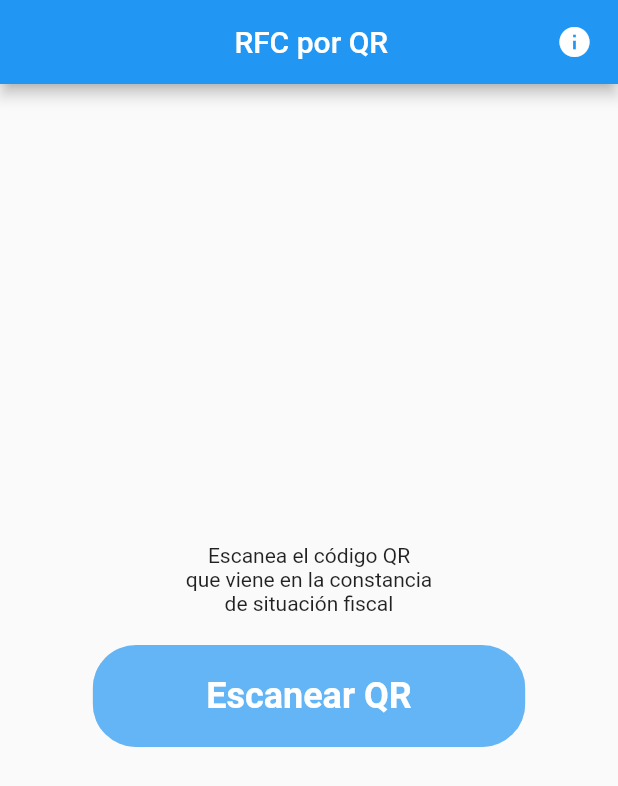
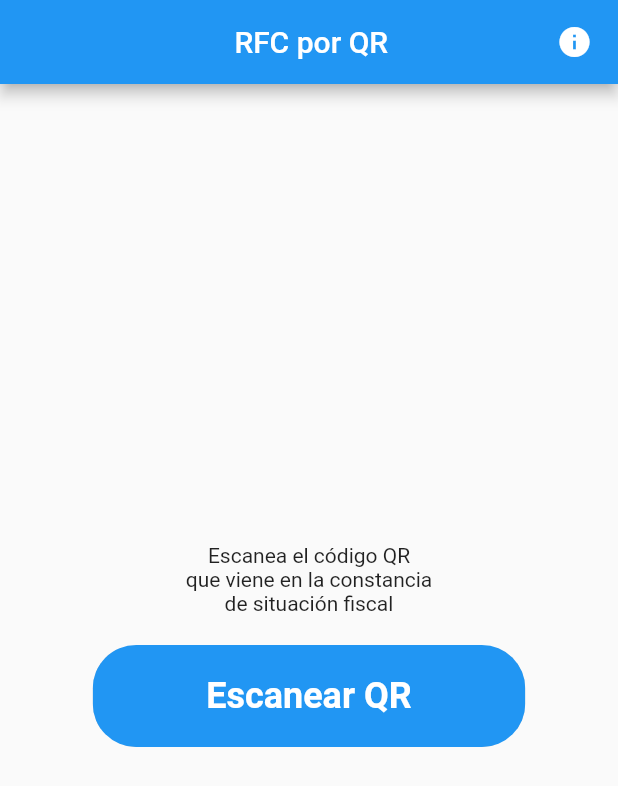
Before and after one commit to OscarTinajero117/rfc_sat_web_scraping, a Flutter app: the screen it shows after launch, after a tap on "Escanear QR", on a phone screen of 412 x 824 dp. Shown: the top 786 px of the screen. Run offline on Flutter 3.47's test engine with Material 2 defaults, Android fonts, the phone set to English and light mode, and no system bars; our stand-ins replace get, permission_handler, share_plus; missing offline and left inert: beautiful_soup_dart, qrscan.

Commit message:
cambios de versión y solución de botón

```diff
--- a/lib/app/core/utils/dependency_injection.dart
+++ b/lib/app/core/utils/dependency_injection.dart
@@ -1,4 +1,6 @@
-// import 'package:get/get.dart';
+import 'package:get/get.dart';
+
+import '../../modules/home/home_controller.dart';
 
 class DependencyInjection {
   static void init() {
@@ -13,5 +15,11 @@ class DependencyInjection {
     //   () => DireccionesRepository(),
     //   fenix: true,
     // );
+
+    ///Controllers
+    Get.lazyPut<HomeController>(
+      () => HomeController(),
+      fenix: true,
+    );
   }
 }
--- a/lib/app/global_widgets/rounded_button.dart
+++ b/lib/app/global_widgets/rounded_button.dart
@@ -9,7 +9,7 @@ class RoundedButton extends StatelessWidget {
     super.key,
     required this.text,
     required this.onPressed,
-    this.color = const Color.fromARGB(255, 100, 181, 246),
+    this.color = Colors.blue,
     this.textColor = Colors.white,
   });
 
--- a/lib/app/modules/home/home_page.dart
+++ b/lib/app/modules/home/home_page.dart
@@ -42,9 +42,7 @@ class HomePage extends GetView<HomeController> {
                       ),
                       RoundedButton(
                         text: 'Escanear QR',
-                        onPressed: () {
-                          controller.scanQR();
-                        },
+                        onPressed: controller.scanQR,
                       ),
                     ],
                   ),
--- a/lib/main.dart
+++ b/lib/main.dart
@@ -3,6 +3,7 @@ import 'package:flutter/services.dart';
 import 'package:flutter_localizations/flutter_localizations.dart';
 import 'package:get/get.dart';
 
+import 'app/core/utils/dependency_injection.dart';
 import 'app/modules/home/home_bindings.dart';
 import 'app/modules/home/home_page.dart';
 import 'app/routers/app_pages.dart';
@@ -19,6 +20,7 @@ void main() {
     // overlays: [SystemUiOverlay.top],//solo deja la parte de arriba
     overlays: [], //quita ambas partes
   );
+  DependencyInjection.init();
   runApp(const MyApp());
 }
 
--- a/pubspec.yaml
+++ b/pubspec.yaml
@@ -17,7 +17,7 @@ publish_to: 'none' # Remove this line if you wish to publish to pub.dev
 # https://developer.apple.com/library/archive/documentation/General/Reference/InfoPlistKeyReference/Articles/CoreFoundationKeys.html
 # In Windows, build-name is used as the major, minor, and patch parts
 # of the product and file versions while build-number is used as the build suffix.
-version: 1.1.0+5
+version: 1.1.1+6
 
 environment:
   sdk: '>=2.19.0-146.0.dev <3.0.0'
```
